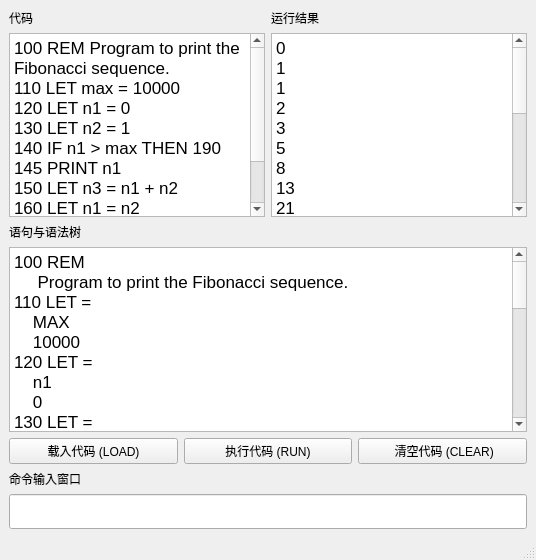
Before: the Qt Designer form ui/mainwindow.ui in S1mpleWind/QBasic, drawn with Qt 5.
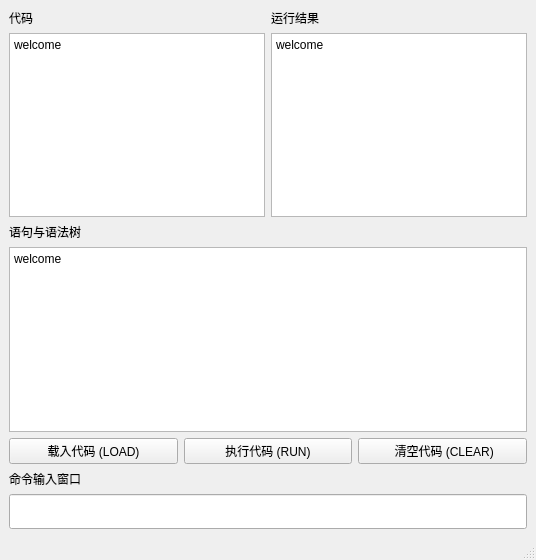
After: the same form once the commit is applied.

Patch:
```diff
--- a/ui/mainwindow.ui
+++ b/ui/mainwindow.ui
@@ -53,17 +53,7 @@
 li.unchecked::marker { content: &quot;\2610&quot;; }
 li.checked::marker { content: &quot;\2612&quot;; }
 &lt;/style&gt;&lt;/head&gt;&lt;body style=&quot; font-family:'Microsoft YaHei UI'; font-size:9pt; font-weight:400; font-style:normal;&quot;&gt;
-&lt;p style=&quot; margin-top:0px; margin-bottom:0px; margin-left:0px; margin-right:0px; -qt-block-indent:0; text-indent:0px;&quot;&gt;&lt;span style=&quot; font-family:'.AppleSystemUIFont'; font-size:13pt;&quot;&gt;100 REM Program to print the Fibonacci sequence.&lt;/span&gt;&lt;/p&gt;
-&lt;p style=&quot; margin-top:0px; margin-bottom:0px; margin-left:0px; margin-right:0px; -qt-block-indent:0; text-indent:0px;&quot;&gt;&lt;span style=&quot; font-family:'.AppleSystemUIFont'; font-size:13pt;&quot;&gt;110 LET max = 10000&lt;/span&gt;&lt;/p&gt;
-&lt;p style=&quot; margin-top:0px; margin-bottom:0px; margin-left:0px; margin-right:0px; -qt-block-indent:0; text-indent:0px;&quot;&gt;&lt;span style=&quot; font-family:'.AppleSystemUIFont'; font-size:13pt;&quot;&gt;120 LET n1 = 0&lt;/span&gt;&lt;/p&gt;
-&lt;p style=&quot; margin-top:0px; margin-bottom:0px; margin-left:0px; margin-right:0px; -qt-block-indent:0; text-indent:0px;&quot;&gt;&lt;span style=&quot; font-family:'.AppleSystemUIFont'; font-size:13pt;&quot;&gt;130 LET n2 = 1&lt;/span&gt;&lt;/p&gt;
-&lt;p style=&quot; margin-top:0px; margin-bottom:0px; margin-left:0px; margin-right:0px; -qt-block-indent:0; text-indent:0px;&quot;&gt;&lt;span style=&quot; font-family:'.AppleSystemUIFont'; font-size:13pt;&quot;&gt;140 IF n1 &amp;gt; max THEN 190&lt;/span&gt;&lt;/p&gt;
-&lt;p style=&quot; margin-top:0px; margin-bottom:0px; margin-left:0px; margin-right:0px; -qt-block-indent:0; text-indent:0px;&quot;&gt;&lt;span style=&quot; font-family:'.AppleSystemUIFont'; font-size:13pt;&quot;&gt;145 PRINT n1&lt;/span&gt;&lt;/p&gt;
-&lt;p style=&quot; margin-top:0px; margin-bottom:0px; margin-left:0px; margin-right:0px; -qt-block-indent:0; text-indent:0px;&quot;&gt;&lt;span style=&quot; font-family:'.AppleSystemUIFont'; font-size:13pt;&quot;&gt;150 LET n3 = n1 + n2&lt;/span&gt;&lt;/p&gt;
-&lt;p style=&quot; margin-top:0px; margin-bottom:0px; margin-left:0px; margin-right:0px; -qt-block-indent:0; text-indent:0px;&quot;&gt;&lt;span style=&quot; font-family:'.AppleSystemUIFont'; font-size:13pt;&quot;&gt;160 LET n1 = n2&lt;/span&gt;&lt;/p&gt;
-&lt;p style=&quot; margin-top:0px; margin-bottom:0px; margin-left:0px; margin-right:0px; -qt-block-indent:0; text-indent:0px;&quot;&gt;&lt;span style=&quot; font-family:'.AppleSystemUIFont'; font-size:13pt;&quot;&gt;170 LET n2 = n3&lt;/span&gt;&lt;/p&gt;
-&lt;p style=&quot; margin-top:0px; margin-bottom:0px; margin-left:0px; margin-right:0px; -qt-block-indent:0; text-indent:0px;&quot;&gt;&lt;span style=&quot; font-family:'.AppleSystemUIFont'; font-size:13pt;&quot;&gt;180 GOTO 140&lt;/span&gt;&lt;/p&gt;
-&lt;p style=&quot; margin-top:0px; margin-bottom:0px; margin-left:0px; margin-right:0px; -qt-block-indent:0; text-indent:0px;&quot;&gt;&lt;span style=&quot; font-family:'.AppleSystemUIFont'; font-size:13pt;&quot;&gt;190 END&lt;/span&gt;&lt;/p&gt;&lt;/body&gt;&lt;/html&gt;</string>
+&lt;p style=&quot; margin-top:0px; margin-bottom:0px; margin-left:0px; margin-right:0px; -qt-block-indent:0; text-indent:0px;&quot;&gt;welcome&lt;/p&gt;&lt;/body&gt;&lt;/html&gt;</string>
             </property>
            </widget>
           </item>
@@ -88,27 +78,7 @@
 li.unchecked::marker { content: &quot;\2610&quot;; }
 li.checked::marker { content: &quot;\2612&quot;; }
 &lt;/style&gt;&lt;/head&gt;&lt;body style=&quot; font-family:'Microsoft YaHei UI'; font-size:9pt; font-weight:400; font-style:normal;&quot;&gt;
-&lt;p style=&quot; margin-top:0px; margin-bottom:0px; margin-left:0px; margin-right:0px; -qt-block-indent:0; text-indent:0px;&quot;&gt;&lt;span style=&quot; font-family:'.AppleSystemUIFont'; font-size:13pt;&quot;&gt;0&lt;/span&gt;&lt;/p&gt;
-&lt;p style=&quot; margin-top:0px; margin-bottom:0px; margin-left:0px; margin-right:0px; -qt-block-indent:0; text-indent:0px;&quot;&gt;&lt;span style=&quot; font-family:'.AppleSystemUIFont'; font-size:13pt;&quot;&gt;1&lt;/span&gt;&lt;/p&gt;
-&lt;p style=&quot; margin-top:0px; margin-bottom:0px; margin-left:0px; margin-right:0px; -qt-block-indent:0; text-indent:0px;&quot;&gt;&lt;span style=&quot; font-family:'.AppleSystemUIFont'; font-size:13pt;&quot;&gt;1&lt;/span&gt;&lt;/p&gt;
-&lt;p style=&quot; margin-top:0px; margin-bottom:0px; margin-left:0px; margin-right:0px; -qt-block-indent:0; text-indent:0px;&quot;&gt;&lt;span style=&quot; font-family:'.AppleSystemUIFont'; font-size:13pt;&quot;&gt;2&lt;/span&gt;&lt;/p&gt;
-&lt;p style=&quot; margin-top:0px; margin-bottom:0px; margin-left:0px; margin-right:0px; -qt-block-indent:0; text-indent:0px;&quot;&gt;&lt;span style=&quot; font-family:'.AppleSystemUIFont'; font-size:13pt;&quot;&gt;3&lt;/span&gt;&lt;/p&gt;
-&lt;p style=&quot; margin-top:0px; margin-bottom:0px; margin-left:0px; margin-right:0px; -qt-block-indent:0; text-indent:0px;&quot;&gt;&lt;span style=&quot; font-family:'.AppleSystemUIFont'; font-size:13pt;&quot;&gt;5&lt;/span&gt;&lt;/p&gt;
-&lt;p style=&quot; margin-top:0px; margin-bottom:0px; margin-left:0px; margin-right:0px; -qt-block-indent:0; text-indent:0px;&quot;&gt;&lt;span style=&quot; font-family:'.AppleSystemUIFont'; font-size:13pt;&quot;&gt;8&lt;/span&gt;&lt;/p&gt;
-&lt;p style=&quot; margin-top:0px; margin-bottom:0px; margin-left:0px; margin-right:0px; -qt-block-indent:0; text-indent:0px;&quot;&gt;&lt;span style=&quot; font-family:'.AppleSystemUIFont'; font-size:13pt;&quot;&gt;13&lt;/span&gt;&lt;/p&gt;
-&lt;p style=&quot; margin-top:0px; margin-bottom:0px; margin-left:0px; margin-right:0px; -qt-block-indent:0; text-indent:0px;&quot;&gt;&lt;span style=&quot; font-family:'.AppleSystemUIFont'; font-size:13pt;&quot;&gt;21&lt;/span&gt;&lt;/p&gt;
-&lt;p style=&quot; margin-top:0px; margin-bottom:0px; margin-left:0px; margin-right:0px; -qt-block-indent:0; text-indent:0px;&quot;&gt;&lt;span style=&quot; font-family:'.AppleSystemUIFont'; font-size:13pt;&quot;&gt;34&lt;/span&gt;&lt;/p&gt;
-&lt;p style=&quot; margin-top:0px; margin-bottom:0px; margin-left:0px; margin-right:0px; -qt-block-indent:0; text-indent:0px;&quot;&gt;&lt;span style=&quot; font-family:'.AppleSystemUIFont'; font-size:13pt;&quot;&gt;55&lt;/span&gt;&lt;/p&gt;
-&lt;p style=&quot; margin-top:0px; margin-bottom:0px; margin-left:0px; margin-right:0px; -qt-block-indent:0; text-indent:0px;&quot;&gt;&lt;span style=&quot; font-family:'.AppleSystemUIFont'; font-size:13pt;&quot;&gt;89&lt;/span&gt;&lt;/p&gt;
-&lt;p style=&quot; margin-top:0px; margin-bottom:0px; margin-left:0px; margin-right:0px; -qt-block-indent:0; text-indent:0px;&quot;&gt;&lt;span style=&quot; font-family:'.AppleSystemUIFont'; font-size:13pt;&quot;&gt;144&lt;/span&gt;&lt;/p&gt;
-&lt;p style=&quot; margin-top:0px; margin-bottom:0px; margin-left:0px; margin-right:0px; -qt-block-indent:0; text-indent:0px;&quot;&gt;&lt;span style=&quot; font-family:'.AppleSystemUIFont'; font-size:13pt;&quot;&gt;233&lt;/span&gt;&lt;/p&gt;
-&lt;p style=&quot; margin-top:0px; margin-bottom:0px; margin-left:0px; margin-right:0px; -qt-block-indent:0; text-indent:0px;&quot;&gt;&lt;span style=&quot; font-family:'.AppleSystemUIFont'; font-size:13pt;&quot;&gt;377&lt;/span&gt;&lt;/p&gt;
-&lt;p style=&quot; margin-top:0px; margin-bottom:0px; margin-left:0px; margin-right:0px; -qt-block-indent:0; text-indent:0px;&quot;&gt;&lt;span style=&quot; font-family:'.AppleSystemUIFont'; font-size:13pt;&quot;&gt;610&lt;/span&gt;&lt;/p&gt;
-&lt;p style=&quot; margin-top:0px; margin-bottom:0px; margin-left:0px; margin-right:0px; -qt-block-indent:0; text-indent:0px;&quot;&gt;&lt;span style=&quot; font-family:'.AppleSystemUIFont'; font-size:13pt;&quot;&gt;987&lt;/span&gt;&lt;/p&gt;
-&lt;p style=&quot; margin-top:0px; margin-bottom:0px; margin-left:0px; margin-right:0px; -qt-block-indent:0; text-indent:0px;&quot;&gt;&lt;span style=&quot; font-family:'.AppleSystemUIFont'; font-size:13pt;&quot;&gt;1597&lt;/span&gt;&lt;/p&gt;
-&lt;p style=&quot; margin-top:0px; margin-bottom:0px; margin-left:0px; margin-right:0px; -qt-block-indent:0; text-indent:0px;&quot;&gt;&lt;span style=&quot; font-family:'.AppleSystemUIFont'; font-size:13pt;&quot;&gt;2584&lt;/span&gt;&lt;/p&gt;
-&lt;p style=&quot; margin-top:0px; margin-bottom:0px; margin-left:0px; margin-right:0px; -qt-block-indent:0; text-indent:0px;&quot;&gt;&lt;span style=&quot; font-family:'.AppleSystemUIFont'; font-size:13pt;&quot;&gt;4181&lt;/span&gt;&lt;/p&gt;
-&lt;p style=&quot; margin-top:0px; margin-bottom:0px; margin-left:0px; margin-right:0px; -qt-block-indent:0; text-indent:0px;&quot;&gt;&lt;span style=&quot; font-family:'.AppleSystemUIFont'; font-size:13pt;&quot;&gt;6765&lt;/span&gt;&lt;/p&gt;&lt;/body&gt;&lt;/html&gt;</string>
+&lt;p style=&quot; margin-top:0px; margin-bottom:0px; margin-left:0px; margin-right:0px; -qt-block-indent:0; text-indent:0px;&quot;&gt;welcome&lt;/p&gt;&lt;/body&gt;&lt;/html&gt;</string>
             </property>
            </widget>
           </item>
@@ -138,36 +108,7 @@
 li.unchecked::marker { content: &quot;\2610&quot;; }
 li.checked::marker { content: &quot;\2612&quot;; }
 &lt;/style&gt;&lt;/head&gt;&lt;body style=&quot; font-family:'Microsoft YaHei UI'; font-size:9pt; font-weight:400; font-style:normal;&quot;&gt;
-&lt;p style=&quot; margin-top:0px; margin-bottom:0px; margin-left:0px; margin-right:0px; -qt-block-indent:0; text-indent:0px;&quot;&gt;&lt;span style=&quot; font-family:'.AppleSystemUIFont'; font-size:13pt;&quot;&gt;100 REM&lt;/span&gt;&lt;/p&gt;
-&lt;p style=&quot; margin-top:0px; margin-bottom:0px; margin-left:0px; margin-right:0px; -qt-block-indent:0; text-indent:0px;&quot;&gt;&lt;span style=&quot; font-family:'.AppleSystemUIFont'; font-size:13pt;&quot;&gt;     Program to print the Fibonacci sequence.&lt;/span&gt;&lt;/p&gt;
-&lt;p style=&quot; margin-top:0px; margin-bottom:0px; margin-left:0px; margin-right:0px; -qt-block-indent:0; text-indent:0px;&quot;&gt;&lt;span style=&quot; font-family:'.AppleSystemUIFont'; font-size:13pt;&quot;&gt;110 LET =&lt;/span&gt;&lt;/p&gt;
-&lt;p style=&quot; margin-top:0px; margin-bottom:0px; margin-left:0px; margin-right:0px; -qt-block-indent:0; text-indent:0px;&quot;&gt;&lt;span style=&quot; font-family:'.AppleSystemUIFont'; font-size:13pt;&quot;&gt;    MAX&lt;/span&gt;&lt;/p&gt;
-&lt;p style=&quot; margin-top:0px; margin-bottom:0px; margin-left:0px; margin-right:0px; -qt-block-indent:0; text-indent:0px;&quot;&gt;&lt;span style=&quot; font-family:'.AppleSystemUIFont'; font-size:13pt;&quot;&gt;    10000&lt;/span&gt;&lt;/p&gt;
-&lt;p style=&quot; margin-top:0px; margin-bottom:0px; margin-left:0px; margin-right:0px; -qt-block-indent:0; text-indent:0px;&quot;&gt;&lt;span style=&quot; font-family:'.AppleSystemUIFont'; font-size:13pt;&quot;&gt;120 LET =&lt;/span&gt;&lt;/p&gt;
-&lt;p style=&quot; margin-top:0px; margin-bottom:0px; margin-left:0px; margin-right:0px; -qt-block-indent:0; text-indent:0px;&quot;&gt;&lt;span style=&quot; font-family:'.AppleSystemUIFont'; font-size:13pt;&quot;&gt;    n1&lt;/span&gt;&lt;/p&gt;
-&lt;p style=&quot; margin-top:0px; margin-bottom:0px; margin-left:0px; margin-right:0px; -qt-block-indent:0; text-indent:0px;&quot;&gt;&lt;span style=&quot; font-family:'.AppleSystemUIFont'; font-size:13pt;&quot;&gt;    0&lt;/span&gt;&lt;/p&gt;
-&lt;p style=&quot; margin-top:0px; margin-bottom:0px; margin-left:0px; margin-right:0px; -qt-block-indent:0; text-indent:0px;&quot;&gt;&lt;span style=&quot; font-family:'.AppleSystemUIFont'; font-size:13pt;&quot;&gt;130 LET =&lt;/span&gt;&lt;/p&gt;
-&lt;p style=&quot; margin-top:0px; margin-bottom:0px; margin-left:0px; margin-right:0px; -qt-block-indent:0; text-indent:0px;&quot;&gt;&lt;span style=&quot; font-family:'.AppleSystemUIFont'; font-size:13pt;&quot;&gt;    n2&lt;/span&gt;&lt;/p&gt;
-&lt;p style=&quot; margin-top:0px; margin-bottom:0px; margin-left:0px; margin-right:0px; -qt-block-indent:0; text-indent:0px;&quot;&gt;&lt;span style=&quot; font-family:'.AppleSystemUIFont'; font-size:13pt;&quot;&gt;    1&lt;/span&gt;&lt;/p&gt;
-&lt;p style=&quot; margin-top:0px; margin-bottom:0px; margin-left:0px; margin-right:0px; -qt-block-indent:0; text-indent:0px;&quot;&gt;&lt;span style=&quot; font-family:'.AppleSystemUIFont'; font-size:13pt;&quot;&gt;140 IF THEN&lt;/span&gt;&lt;/p&gt;
-&lt;p style=&quot; margin-top:0px; margin-bottom:0px; margin-left:0px; margin-right:0px; -qt-block-indent:0; text-indent:0px;&quot;&gt;&lt;span style=&quot; font-family:'.AppleSystemUIFont'; font-size:13pt;&quot;&gt;    Exp &amp;gt;&lt;/span&gt;&lt;/p&gt;
-&lt;p style=&quot; margin-top:0px; margin-bottom:0px; margin-left:0px; margin-right:0px; -qt-block-indent:0; text-indent:0px;&quot;&gt;&lt;span style=&quot; font-family:'.AppleSystemUIFont'; font-size:13pt;&quot;&gt;        n1&lt;/span&gt;&lt;/p&gt;
-&lt;p style=&quot; margin-top:0px; margin-bottom:0px; margin-left:0px; margin-right:0px; -qt-block-indent:0; text-indent:0px;&quot;&gt;&lt;span style=&quot; font-family:'.AppleSystemUIFont'; font-size:13pt;&quot;&gt;        max&lt;/span&gt;&lt;/p&gt;
-&lt;p style=&quot; margin-top:0px; margin-bottom:0px; margin-left:0px; margin-right:0px; -qt-block-indent:0; text-indent:0px;&quot;&gt;&lt;span style=&quot; font-family:'.AppleSystemUIFont'; font-size:13pt;&quot;&gt;    190&lt;/span&gt;&lt;/p&gt;
-&lt;p style=&quot; margin-top:0px; margin-bottom:0px; margin-left:0px; margin-right:0px; -qt-block-indent:0; text-indent:0px;&quot;&gt;&lt;span style=&quot; font-family:'.AppleSystemUIFont'; font-size:13pt;&quot;&gt;150 LET =&lt;/span&gt;&lt;/p&gt;
-&lt;p style=&quot; margin-top:0px; margin-bottom:0px; margin-left:0px; margin-right:0px; -qt-block-indent:0; text-indent:0px;&quot;&gt;&lt;span style=&quot; font-family:'.AppleSystemUIFont'; font-size:13pt;&quot;&gt;    n3&lt;/span&gt;&lt;/p&gt;
-&lt;p style=&quot; margin-top:0px; margin-bottom:0px; margin-left:0px; margin-right:0px; -qt-block-indent:0; text-indent:0px;&quot;&gt;&lt;span style=&quot; font-family:'.AppleSystemUIFont'; font-size:13pt;&quot;&gt;    Exp +&lt;/span&gt;&lt;/p&gt;
-&lt;p style=&quot; margin-top:0px; margin-bottom:0px; margin-left:0px; margin-right:0px; -qt-block-indent:0; text-indent:0px;&quot;&gt;&lt;span style=&quot; font-family:'.AppleSystemUIFont'; font-size:13pt;&quot;&gt;        n1&lt;/span&gt;&lt;/p&gt;
-&lt;p style=&quot; margin-top:0px; margin-bottom:0px; margin-left:0px; margin-right:0px; -qt-block-indent:0; text-indent:0px;&quot;&gt;&lt;span style=&quot; font-family:'.AppleSystemUIFont'; font-size:13pt;&quot;&gt;        n2&lt;/span&gt;&lt;/p&gt;
-&lt;p style=&quot; margin-top:0px; margin-bottom:0px; margin-left:0px; margin-right:0px; -qt-block-indent:0; text-indent:0px;&quot;&gt;&lt;span style=&quot; font-family:'.AppleSystemUIFont'; font-size:13pt;&quot;&gt;160 LET =&lt;/span&gt;&lt;/p&gt;
-&lt;p style=&quot; margin-top:0px; margin-bottom:0px; margin-left:0px; margin-right:0px; -qt-block-indent:0; text-indent:0px;&quot;&gt;&lt;span style=&quot; font-family:'.AppleSystemUIFont'; font-size:13pt;&quot;&gt;    n1&lt;/span&gt;&lt;/p&gt;
-&lt;p style=&quot; margin-top:0px; margin-bottom:0px; margin-left:0px; margin-right:0px; -qt-block-indent:0; text-indent:0px;&quot;&gt;&lt;span style=&quot; font-family:'.AppleSystemUIFont'; font-size:13pt;&quot;&gt;    n2&lt;/span&gt;&lt;/p&gt;
-&lt;p style=&quot; margin-top:0px; margin-bottom:0px; margin-left:0px; margin-right:0px; -qt-block-indent:0; text-indent:0px;&quot;&gt;&lt;span style=&quot; font-family:'.AppleSystemUIFont'; font-size:13pt;&quot;&gt;170 LET =&lt;/span&gt;&lt;/p&gt;
-&lt;p style=&quot; margin-top:0px; margin-bottom:0px; margin-left:0px; margin-right:0px; -qt-block-indent:0; text-indent:0px;&quot;&gt;&lt;span style=&quot; font-family:'.AppleSystemUIFont'; font-size:13pt;&quot;&gt;    n2&lt;/span&gt;&lt;/p&gt;
-&lt;p style=&quot; margin-top:0px; margin-bottom:0px; margin-left:0px; margin-right:0px; -qt-block-indent:0; text-indent:0px;&quot;&gt;&lt;span style=&quot; font-family:'.AppleSystemUIFont'; font-size:13pt;&quot;&gt;    n3&lt;/span&gt;&lt;/p&gt;
-&lt;p style=&quot; margin-top:0px; margin-bottom:0px; margin-left:0px; margin-right:0px; -qt-block-indent:0; text-indent:0px;&quot;&gt;&lt;span style=&quot; font-family:'.AppleSystemUIFont'; font-size:13pt;&quot;&gt;180 GOTO&lt;/span&gt;&lt;/p&gt;
-&lt;p style=&quot; margin-top:0px; margin-bottom:0px; margin-left:0px; margin-right:0px; -qt-block-indent:0; text-indent:0px;&quot;&gt;&lt;span style=&quot; font-family:'.AppleSystemUIFont'; font-size:13pt;&quot;&gt;    140&lt;/span&gt;&lt;/p&gt;
-&lt;p style=&quot; margin-top:0px; margin-bottom:0px; margin-left:0px; margin-right:0px; -qt-block-indent:0; text-indent:0px;&quot;&gt;&lt;span style=&quot; font-family:'.AppleSystemUIFont'; font-size:13pt;&quot;&gt;190 END&lt;/span&gt;&lt;/p&gt;&lt;/body&gt;&lt;/html&gt;</string>
+&lt;p style=&quot; margin-top:0px; margin-bottom:0px; margin-left:0px; margin-right:0px; -qt-block-indent:0; text-indent:0px;&quot;&gt;welcome&lt;/p&gt;&lt;/body&gt;&lt;/html&gt;</string>
           </property>
          </widget>
         </item>
```
